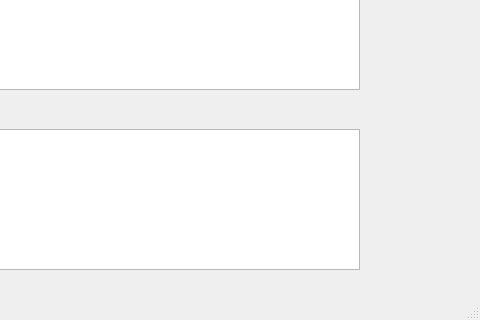
The window that src/mainwindow.ui (RafaelBarbon/Compilador) describes before a commit, drawn with Qt 5; both pictures show x 351 to 831 and y 280 to 600 of the 831 by 600 pixel window.
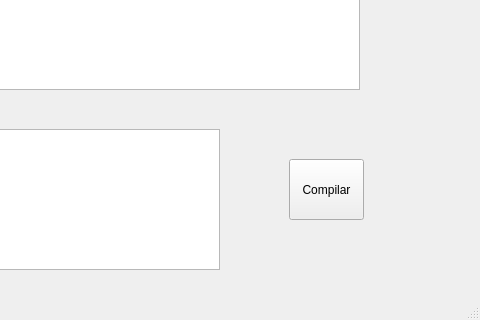
The same window after the commit.

Commit message: Add Button "Compilar" style

The edit to the form file:
```diff
--- a/src/mainwindow.ui
+++ b/src/mainwindow.ui
@@ -41,7 +41,7 @@
      <rect>
       <x>20</x>
       <y>390</y>
-      <width>691</width>
+      <width>551</width>
       <height>141</height>
      </rect>
     </property>
@@ -101,6 +101,19 @@
      </rect>
     </property>
    </widget>
+   <widget class="QPushButton" name="pushButton">
+    <property name="geometry">
+     <rect>
+      <x>640</x>
+      <y>420</y>
+      <width>75</width>
+      <height>61</height>
+     </rect>
+    </property>
+    <property name="text">
+     <string>Compilar</string>
+    </property>
+   </widget>
   </widget>
   <widget class="QStatusBar" name="statusbar"/>
   <widget class="QMenuBar" name="menubar">
```
Left out of the diff: 4 changed lines with no effect on the pictures. The commit also changes 6 other files.
